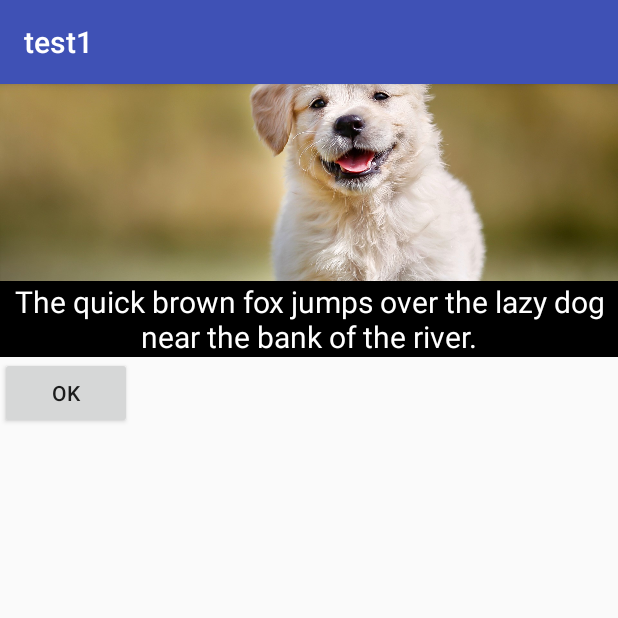
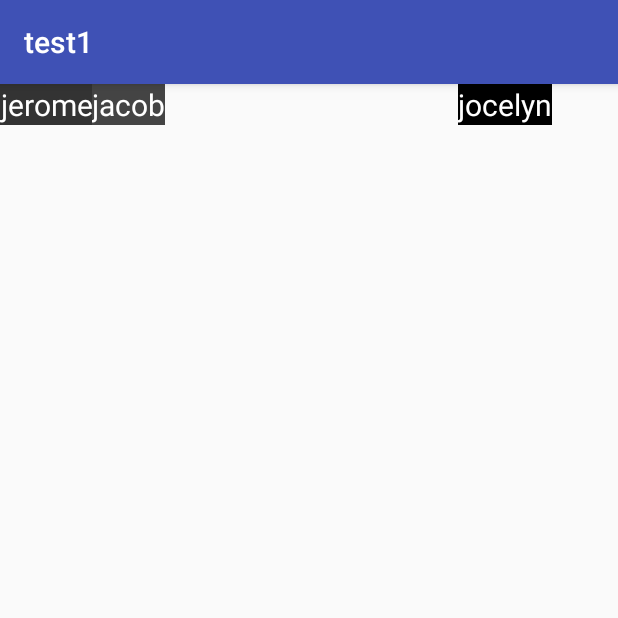
Before and after one commit to tugudush/android-test1, an Android app: the screen it shows after launch (MainActivity), on a phone screen of 412 x 824 dp, the top half of it. Run offline under Robolectric (Android 15) with nearby library versions, the phone set to English and light mode, and no system bars.

Commit message:
relative layout

```diff
--- a/app/src/main/res/layout/activity_main.xml
+++ b/app/src/main/res/layout/activity_main.xml
@@ -8,35 +8,48 @@
 
 
 
-    <LinearLayout
-        android:orientation="vertical"
-        android:layout_width="wrap_content"
-        android:layout_height="wrap_content">
+    <RelativeLayout
+        android:orientation="horizontal"
+        android:layout_width="368dp"
+        android:layout_height="495dp"
+        tools:layout_editor_absoluteY="8dp"
+        tools:layout_editor_absoluteX="8dp">
 
-        <ImageView
-            android:src="@drawable/dog"
+        <TextView
+            android:id="@+id/jerome"
             android:layout_width="wrap_content"
-            android:layout_height="131dp"
-            android:scaleType="centerCrop"
+            android:layout_height="wrap_content"
+            android:layout_alignParentTop="true"
+            android:text="jerome"
+            android:textSize="20sp"
+            android:textAlignment="center"
+            android:textColor="#fff"
+            android:background="#333"
         />
 
         <TextView
             android:layout_width="wrap_content"
             android:layout_height="wrap_content"
-            android:text="The quick brown fox jumps over the lazy dog near the bank of the river."
+            android:layout_alignParentTop="true"
+            android:layout_alignParentRight="true"
+            android:text="jocelyn"
             android:textSize="20sp"
             android:textAlignment="center"
             android:textColor="#fff"
             android:background="#000"
         />
 
-        <Button
-            android:id="@+id/button"
+        <TextView
             android:layout_width="wrap_content"
             android:layout_height="wrap_content"
-            android:text="OK"
-            android:textAlignment="center" />
+            android:layout_toRightOf="@id/jerome"
+            android:text="jacob"
+            android:textSize="20sp"
+            android:textAlignment="center"
+            android:textColor="#fff"
+            android:background="#444"
+        />
 
-    </LinearLayout>
+    </RelativeLayout>
 
 </android.support.constraint.ConstraintLayout>
```
